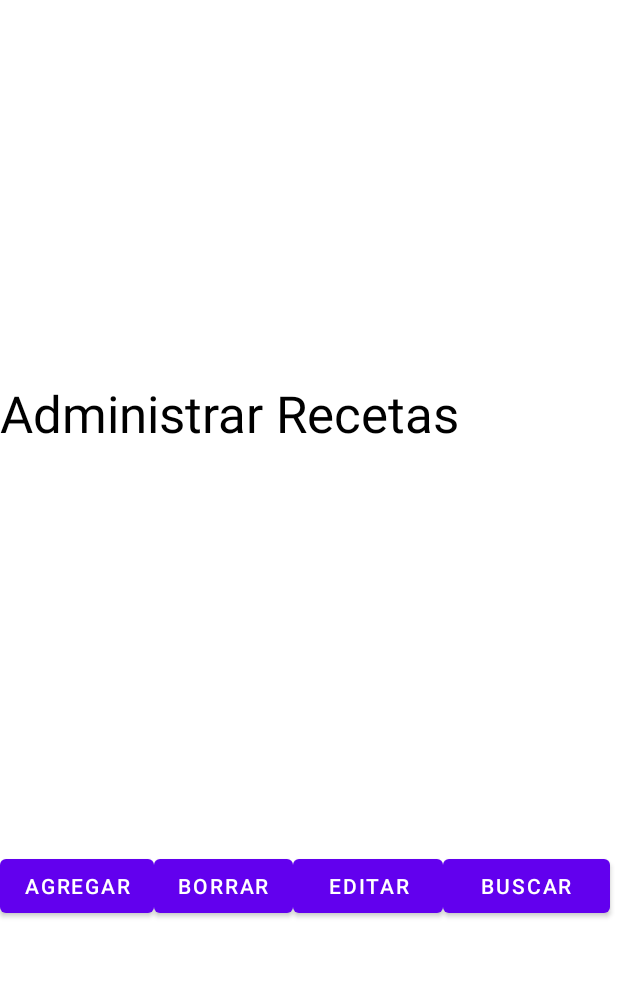
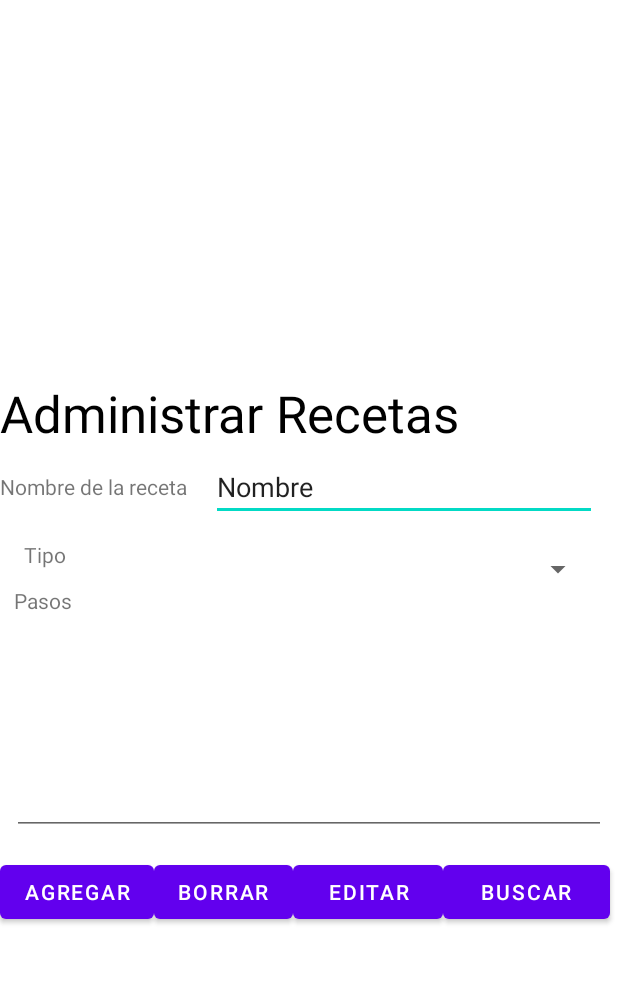
Before and after one commit to BaloJr99/Easymeal, an Android app: the layout recetas.xml on its own in the app's theme, with its tools: preview values and no code run, on a phone screen of 412 x 824 dp, the part 158-1142 px from its top. Run offline under Robolectric (Android 15) with nearby library versions, the phone set to English and light mode, and no system bars.

```diff
--- a/app/src/main/res/layout/horario.xml
+++ b/app/src/main/res/layout/horario.xml
@@ -24,7 +24,8 @@
         app:layout_constraintBottom_toBottomOf="@+id/spinner38"
         app:layout_constraintEnd_toStartOf="@+id/spinner38"
         app:layout_constraintStart_toStartOf="parent"
-        app:layout_constraintTop_toTopOf="@+id/spinner38" />
+        app:layout_constraintTop_toTopOf="@+id/spinner38"
+        tools:ignore="TouchTargetSizeCheck,TouchTargetSizeCheck" />
 
     <Spinner
         android:id="@+id/spinner35"
--- a/app/src/main/res/layout/recetas.xml
+++ b/app/src/main/res/layout/recetas.xml
@@ -50,15 +50,95 @@
     <TextView
         android:id="@+id/textView2"
         android:layout_width="match_parent"
-        android:layout_height="64dp"
+        android:layout_height="46dp"
         android:text="Administrar Recetas"
         android:textColor="#000000"
         android:textSize="34sp" />
 
-    <LinearLayout
+    <androidx.constraintlayout.widget.ConstraintLayout
+        android:id="@+id/Layout2"
         android:layout_width="match_parent"
-        android:layout_height="250dp"
-        android:orientation="vertical"></LinearLayout>
+        android:layout_height="272dp">
+
+        <Spinner
+            android:id="@+id/spinner2"
+            android:layout_width="0dp"
+            android:layout_height="0dp"
+            android:layout_marginEnd="16dp"
+            android:layout_marginBottom="169dp"
+            app:layout_constraintBottom_toBottomOf="parent"
+            app:layout_constraintEnd_toEndOf="parent"
+            app:layout_constraintStart_toEndOf="@+id/textView11"
+            app:layout_constraintTop_toBottomOf="@+id/editTextTextPersonName2" />
+
+        <TextView
+            android:id="@+id/textView11"
+            android:layout_width="wrap_content"
+            android:layout_height="wrap_content"
+            android:layout_marginStart="16dp"
+            android:layout_marginEnd="99dp"
+            android:layout_marginBottom="11dp"
+            android:text="Tipo"
+            app:layout_constraintBottom_toTopOf="@+id/textView12"
+            app:layout_constraintEnd_toStartOf="@+id/spinner2"
+            app:layout_constraintStart_toStartOf="parent"
+            app:layout_constraintTop_toBottomOf="@+id/textView10" />
+
+        <TextView
+            android:id="@+id/textView10"
+            android:layout_width="wrap_content"
+            android:layout_height="wrap_content"
+            android:layout_marginTop="16dp"
+            android:layout_marginEnd="16dp"
+            android:layout_marginBottom="26dp"
+            android:text="Nombre de la receta"
+            app:layout_constraintBottom_toTopOf="@+id/textView11"
+            app:layout_constraintEnd_toStartOf="@+id/editTextTextPersonName2"
+            app:layout_constraintStart_toStartOf="parent"
+            app:layout_constraintTop_toTopOf="parent" />
+
+        <EditText
+            android:id="@+id/editTextTextPersonName2"
+            android:layout_width="0dp"
+            android:layout_height="0dp"
+            android:layout_marginTop="4dp"
+            android:layout_marginEnd="14dp"
+            android:layout_marginBottom="10dp"
+            android:ems="10"
+            android:inputType="textPersonName"
+            android:text="Nombre"
+            app:layout_constraintBottom_toTopOf="@+id/spinner2"
+            app:layout_constraintEnd_toEndOf="parent"
+            app:layout_constraintStart_toEndOf="@+id/textView10"
+            app:layout_constraintTop_toTopOf="parent" />
+
+        <TextView
+            android:id="@+id/textView12"
+            android:layout_width="wrap_content"
+            android:layout_height="wrap_content"
+            android:layout_marginStart="9dp"
+            android:layout_marginBottom="10dp"
+            android:text="Pasos"
+            app:layout_constraintBottom_toTopOf="@+id/editTextTextMultiLine"
+            app:layout_constraintStart_toStartOf="parent"
+            app:layout_constraintTop_toBottomOf="@+id/textView11" />
+
+        <EditText
+            android:id="@+id/editTextTextMultiLine"
+            android:layout_width="0dp"
+            android:layout_height="0dp"
+            android:layout_marginStart="8dp"
+            android:layout_marginEnd="8dp"
+            android:layout_marginBottom="14dp"
+            android:ems="10"
+            android:gravity="start|top"
+            android:inputType="textMultiLine"
+            app:layout_constraintBottom_toBottomOf="parent"
+            app:layout_constraintEnd_toEndOf="parent"
+            app:layout_constraintStart_toStartOf="parent"
+            app:layout_constraintTop_toBottomOf="@+id/textView12" />
+
+    </androidx.constraintlayout.widget.ConstraintLayout>
 
     <LinearLayout
         android:layout_width="match_parent"
```
